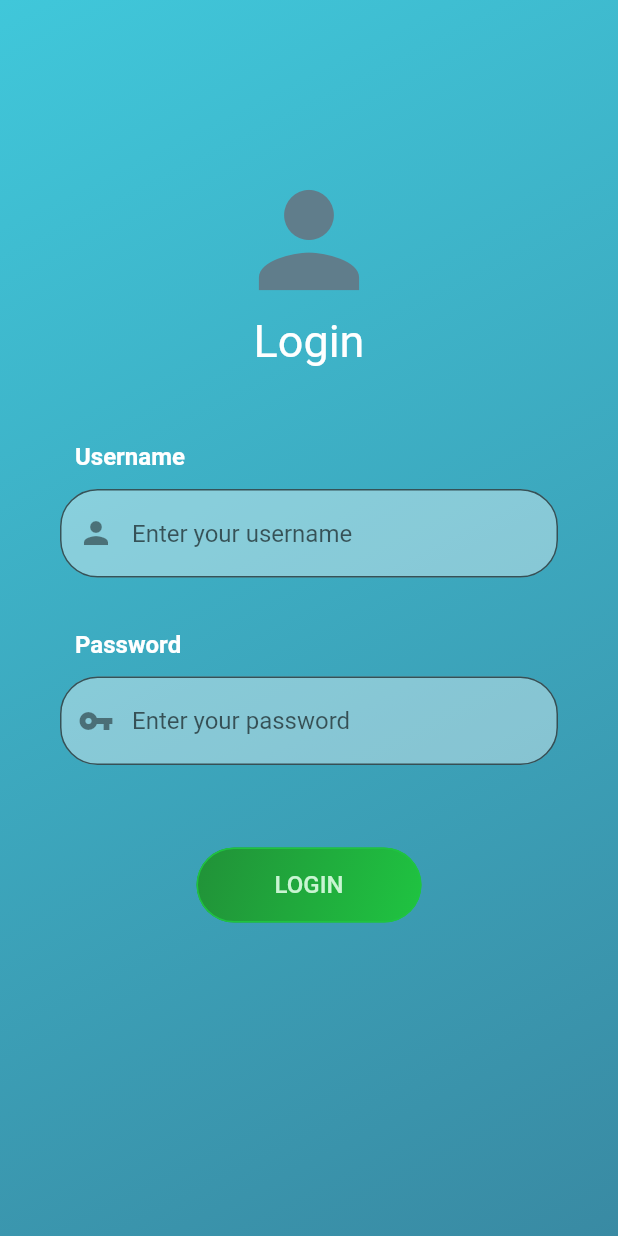
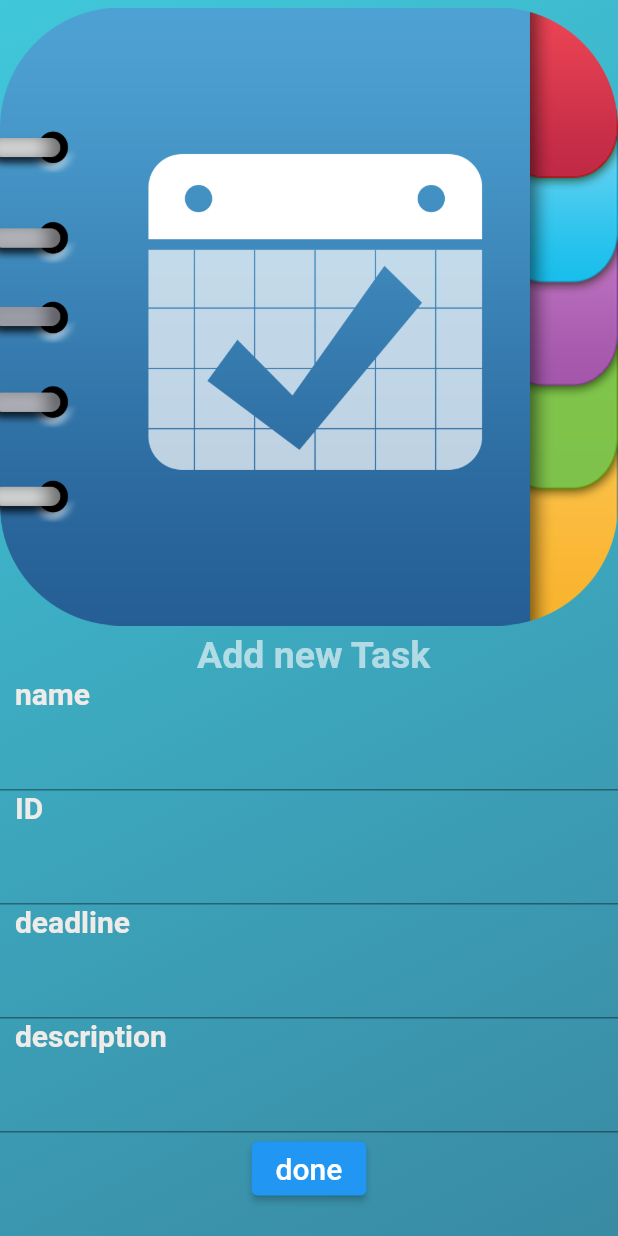
Before and after one commit to Pole-Projet-JEI/ollert_front, a Flutter app: the screen it shows after launch, on a phone screen of 412 x 824 dp. Run offline on Flutter 3.47's test engine with Material 2 defaults, Android fonts, the phone set to English and light mode, and no system bars; our stand-ins replace flutter_spinkit, shared_preferences.

Commit message:
AddTaskPage

```diff
--- a/lib/main.dart
+++ b/lib/main.dart
@@ -1,6 +1,9 @@
 import 'package:flutter/material.dart';
+import 'package:ollert/screens/AddProject.dart';
+import 'package:ollert/screens/AddTask.dart';
 import 'package:ollert/screens/signIn.dart';
 import 'package:ollert/screens/signOut.dart';
+import 'package:ollert/screens/TaskPage.dart';
 void main() {
   runApp( MyApp());
 }
@@ -23,7 +26,7 @@ class _MyAppState extends State<MyApp> {
         primarySwatch: Colors.blue,
       ),
       debugShowCheckedModeBanner: false,
-      home: LoginPage(),
+      home: AddTask(),
 
     );
   }
--- /dev/null
+++ b/lib/models/Task.dart
@@ -0,0 +1,12 @@
+class Task {
+   String id;
+   String name;
+   String description;
+   String deadline;
+  Task({
+    required this.id,
+    required this.name,
+    required this.description,
+    required this.deadline,
+  });
+}
--- /dev/null
+++ b/lib/screens/AddTask.dart
@@ -0,0 +1,66 @@
+import 'package:flutter/material.dart';
+import 'package:flutter/services.dart';
+import 'package:ollert/Widgets/TextFieldWidget.dart';
+import 'package:ollert/models/Project.dart';
+import 'package:ollert/screens/TaskPage.dart';
+import 'package:ollert/screens/signOut.dart';
+
+class AddTask extends StatelessWidget {
+  const AddTask({ Key? key }) : super(key: key);
+
+  @override
+  Widget build(BuildContext context) {
+    final topPadding = MediaQuery.of(context).padding.top;
+    return SafeArea(
+      child : Scaffold(
+        body:Container(
+
+         height: MediaQuery.of(context).size.height,
+        width: MediaQuery.of(context).size.width,
+        decoration: const BoxDecoration(
+          gradient: LinearGradient(
+            colors: [Color(0xff40C7DA), Color(0xff398AA3)],
+            begin: Alignment.topLeft,
+            end: Alignment.bottomRight,
+          ),
+        ),
+      child: SingleChildScrollView(
+          child: Column(
+
+          children: [
+            SizedBox(height: topPadding),
+            SizedBox(height: 5),
+            Image.asset('assets/task_icon.png'),
+
+             SizedBox(height: 5),
+            const Text(
+                    " Add new Task",
+                    style: TextStyle(
+                      fontSize: 25,
+                      color: Colors.white60,
+                      fontWeight: FontWeight.bold,
+                    ),
+                  ),
+            textfieldwidget("  name"),
+            textfieldwidget("  ID"),
+            textfieldwidget("  deadline"),
+            textfieldwidget("  description"),
+            ElevatedButton(
+                  onPressed: () { Navigator.push( context,
+              MaterialPageRoute(builder: (context) => TaskPage()),
+            );
+                  },
+                  child: Text('done', style : TextStyle(
+                    fontSize: 20.0,),
+                ))
+          ],
+          )
+        ,),
+        )
+        ),
+        );
+
+
+  }
+
+}
--- a/lib/screens/signOut.dart
+++ b/lib/screens/signOut.dart
@@ -37,10 +37,13 @@ class _LogoutPageState extends State<LogoutPage> {
                 const SizedBox(
                   width: 25,
                 ),
+
                 const Text(
                   "Projets",
                   style: TextStyle(
                     fontSize: 25,
+
+
                   ),
                 ),
                 IconButton(
--- a/pubspec.yaml
+++ b/pubspec.yaml
@@ -62,6 +62,7 @@ flutter:
   # To add assets to your application, add an assets section, like this:
   assets:
     - assets/picture1.png
+    - assets/task_icon.png
   #   - images/a_dot_ham.jpeg
 
   # An image asset can refer to one or more resolution-specific "variants", see
```
Also changed, not shown: lib/screens/TaskPage.dart (added, +50 -0 lines), assets/task_icon.png (added).
